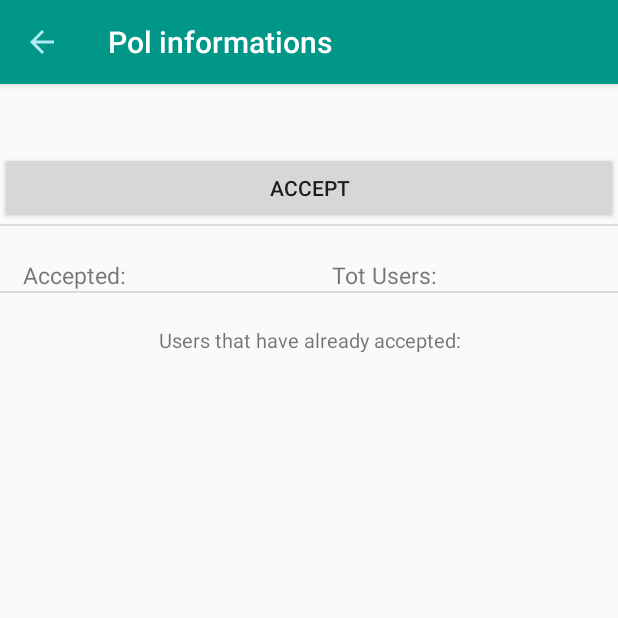
After one commit to sia4/MAD_Project_Group21_2017, an Android app: the PolActivity screen opened directly, with no data from a screen before it, on a phone screen of 412 x 824 dp, the top half of it. The commit adds this screen. Run offline under Robolectric (Android 15) with nearby library versions, the phone set to English and light mode, and no system bars; our stand-ins replace Firebase (no records; nobody signed in at launch, a user with empty details on screens opened directly).

Commit message:
Luca 06/05 17.35 -implementati i pols

```diff
--- a/app/src/main/AndroidManifest.xml
+++ b/app/src/main/AndroidManifest.xml
@@ -14,7 +14,6 @@
         android:required="true" />
 
     <uses-permission android:name="android.permission.WRITE_EXTERNAL_STORAGE" />
-
 
     <application
         android:allowBackup="true"
@@ -38,6 +37,7 @@
         <activity android:name=".MainActivity">
             <intent-filter>
                 <action android:name="android.intent.action.MAIN" />
+
                 <category android:name="android.intent.category.LAUNCHER" />
             </intent-filter>
         </activity>
@@ -93,6 +93,10 @@
         <activity
             android:name=".UserInformationActivity"
             android:label="@string/title_activity_user_information"
+            android:theme="@style/Theme.AppCompat.Light.NoActionBar" />
+        <activity
+            android:name=".PolActivity"
+            android:label="@string/title_activity_pol"
             android:theme="@style/Theme.AppCompat.Light.NoActionBar"></activity>
     </application>
 
--- /dev/null
+++ b/app/src/main/java/it/polito/mad/mad_app/PolActivity.java
@@ -0,0 +1,177 @@
+package it.polito.mad.mad_app;
+
+import android.content.Intent;
+import android.graphics.Color;
+import android.os.Bundle;
+import android.support.design.widget.FloatingActionButton;
+import android.support.design.widget.Snackbar;
+import android.support.v7.app.AppCompatActivity;
+import android.support.v7.widget.LinearLayoutManager;
+import android.support.v7.widget.RecyclerView;
+import android.support.v7.widget.Toolbar;
+import android.view.MenuItem;
+import android.view.View;
+import android.widget.Button;
+import android.widget.TextView;
+import android.widget.Toast;
+
+import com.google.firebase.auth.FirebaseAuth;
+import com.google.firebase.database.DataSnapshot;
+import com.google.firebase.database.DatabaseError;
+import com.google.firebase.database.DatabaseReference;
+import com.google.firebase.database.FirebaseDatabase;
+import com.google.firebase.database.ValueEventListener;
+
+import java.text.SimpleDateFormat;
+import java.util.ArrayList;
+import java.util.Calendar;
+import java.util.List;
+import java.util.Map;
+
+import it.polito.mad.mad_app.model.ActivityData;
+import it.polito.mad.mad_app.model.PolData;
+
+public class PolActivity extends AppCompatActivity {
+    private List<String> users = new ArrayList();
+    private String myname, mysurname;
+    @Override
+    protected void onCreate(Bundle savedInstanceState) {
+        super.onCreate(savedInstanceState);
+        setContentView(R.layout.activity_pol);
+        Toolbar toolbar = (Toolbar) findViewById(R.id.pol_toolbar);
+        setSupportActionBar(toolbar);
+        if (getSupportActionBar() != null) {
+            getSupportActionBar().setDisplayHomeAsUpEnabled(true);
+            getSupportActionBar().setTitle("Pol informations");
+        }
+        Intent i = getIntent();
+        final String GroupName = i.getStringExtra("groupName");
+        final String GroupId = i.getStringExtra("groupId");
+        final String PolId = i.getStringExtra("polId");
+        String text = i.getStringExtra("text");
+        System.out.println("INTENTTTTTTTTTTTTTT "+GroupName+" "+PolId+" "+GroupId);
+        TextView poltext = (TextView) findViewById(R.id.polText);
+        final TextView totusers = (TextView) findViewById(R.id.unvalue);
+        final TextView already = (TextView) findViewById(R.id.AlreadyAccepted);
+        final TextView acceptedusers = (TextView) findViewById(R.id.totvalue);
+        final Button button = (Button) findViewById(R.id.AcceptPropose);
+        poltext.setText(text);
+
+        RecyclerView userRecyclerView = (RecyclerView) findViewById(R.id.polUsersList);
+        userRecyclerView.setLayoutManager(new LinearLayoutManager(this));
+        final UsersAdapter uAdapter = new UsersAdapter(users);
+        userRecyclerView.setAdapter(uAdapter);
+
+        FirebaseDatabase database2 = FirebaseDatabase.getInstance();
+        DatabaseReference myRef2 = database2.getReference("Pols").child(GroupId).child(PolId).child("acceptsUsers");
+        myRef2.addValueEventListener(new ValueEventListener() {
+            @Override
+            public void onDataChange(DataSnapshot dataSnapshot) {
+
+                Map<String, Object> map2 = (Map<String, Object>) dataSnapshot.getValue();
+                System.out.println("POLLLLLLLLLLLLLLLLLLLL "+map2);
+                if(map2!=null) {
+                    for (final String k : map2.keySet()){
+                        if(FirebaseAuth.getInstance().getCurrentUser().getUid().equals(k)) {
+                            button.setVisibility(View.GONE);
+                            already.setVisibility(View.VISIBLE);
+                            already.setTextColor(Color.parseColor("#27B011"));
+                        }
+                       users.add((String)map2.get(k));
+                    }
+
+
+                    uAdapter.notifyDataSetChanged();
+                }
+                else{
+                    Toast.makeText(PolActivity.this, "no users found!", Toast.LENGTH_LONG).show();
+
+                }
+            }
+
+            @Override
+            public void onCancelled(DatabaseError error) {
+                // Failed to read value
+                //log.w(TAG, "Failed to read value.", error.toException());
+            }
+        });
+        DatabaseReference myRef3 = database2.getReference("Pols").child(GroupId).child(PolId);
+        myRef3.addValueEventListener(new ValueEventListener() {
+            @Override
+            public void onDataChange(DataSnapshot dataSnapshot) {
+
+                Map<String, Object> map2 = (Map<String, Object>) dataSnapshot.getValue();
+                System.out.println("POLLLLLLLLLLLLLLLLLLLL "+map2);
+                if(map2!=null) {
+                      totusers.setText((String)map2.get("usersNumber"));
+                      acceptedusers.setText((String)map2.get("acceptsNumber"));
+
+                }
+                else{
+                    Toast.makeText(PolActivity.this, "no users found!", Toast.LENGTH_LONG).show();
+
+                }
+            }
+
+            @Override
+            public void onCancelled(DatabaseError error) {
+                // Failed to read value
+                //log.w(TAG, "Failed to read value.", error.toException());
+            }
+        });
+
+
+        button.setOnClickListener(new View.OnClickListener() {
+            public void onClick(View v) {
+                final FirebaseDatabase database = FirebaseDatabase.getInstance();
+                DatabaseReference getMyName = database.getReference("Users").child(FirebaseAuth.getInstance().getCurrentUser().getUid());
+                getMyName.addValueEventListener(new ValueEventListener() {
+                    @Override
+                    public void onDataChange(DataSnapshot dataSnapshot) {
+                        Map <String, Object> mapname = (Map<String, Object>) dataSnapshot.getValue();
+                        System.out.println("mapnameeeeeeeeeeeeeeeeeeee"+mapname);
+                        if(mapname!=null) {
+                            myname = (String)mapname.get("name");
+                            mysurname = (String)mapname.get("surname");
+                            DatabaseReference PolRef = database.getReference("Pols").child(GroupId).child(PolId);
+                            PolRef.child("acceptsUsers").child(FirebaseAuth.getInstance().getCurrentUser().getUid()).setValue(myname+" "+mysurname);
+
+                            DatabaseReference ActRef = database.getReference("Activities").child(GroupId).push();
+                            ActRef.setValue(new ActivityData(myname+" "+mysurname, myname+" "+mysurname +" accepted the propose to leave group " + GroupName, new SimpleDateFormat("d MMM yyyy, HH:mm").format(Calendar.getInstance().getTime()), "leavegroup", PolId, GroupId));
+
+                        }
+
+                    }
+
+                    @Override
+                    public void onCancelled(DatabaseError databaseError) {
+
+                    }
+                });
+
+            }
+        });
+
+    }
+
+    public boolean onOptionsItemSelected(MenuItem item){
+        Intent i = getIntent();
+
+        String GroupName = i.getStringExtra("groupName");
+        String GroupId = i.getStringExtra("groupId");
+        switch(item.getItemId()){
+            case android.R.id.home:
+                Intent intent = new Intent(this, MainActivity.class);
+                intent.putExtra("groupName", GroupName);
+                intent.putExtra("groupId", GroupId);
+                intent.addFlags(Intent.FLAG_ACTIVITY_CLEAR_TOP);
+                startActivity(intent);
+                finish();
+                return true;
+            default:
+                return super.onOptionsItemSelected(item);
+        }
+
+
+    }
+}
--- /dev/null
+++ b/app/src/main/res/layout/activity_pol.xml
@@ -0,0 +1,112 @@
+<?xml version="1.0" encoding="utf-8"?>
+<android.support.design.widget.CoordinatorLayout xmlns:android="http://schemas.android.com/apk/res/android"
+    xmlns:app="http://schemas.android.com/apk/res-auto"
+    android:layout_width="match_parent"
+    android:layout_height="match_parent"
+    xmlns:tools="http://schemas.android.com/tools"
+    tools:context="it.polito.mad.mad_app.PolActivity">
+    <android.support.design.widget.AppBarLayout
+        android:id="@+id/insert_group_bar"
+        android:layout_width="match_parent"
+        android:layout_height="wrap_content"
+        android:theme="@style/AppTheme">
+
+        <android.support.v7.widget.Toolbar
+            android:id="@+id/pol_toolbar"
+            android:layout_width="match_parent"
+            android:layout_height="?attr/actionBarSize"
+            app:theme="@style/ToolbarTheme"
+            app:popupTheme="@style/PopupTheme"/>
+
+    </android.support.design.widget.AppBarLayout>
+
+    <include layout="@layout/content_pol" />
+    <LinearLayout
+        android:layout_width="match_parent"
+        android:layout_height="wrap_content"
+        android:layout_marginTop="52dp"
+        android:orientation="vertical">
+        <TextView
+            android:id="@+id/polText"
+            android:layout_width="match_parent"
+            android:layout_height="wrap_content"
+            android:gravity="center"
+            android:layout_marginTop="22dp"
+            android:textSize="20sp" />
+        <TextView
+            android:id="@+id/AlreadyAccepted"
+            android:layout_width="match_parent"
+            android:layout_height="wrap_content"
+            android:gravity="center"
+            android:text="you have already accepted"
+            android:visibility="gone"
+            android:textSize="15sp" />
+        <Button
+            android:id="@+id/AcceptPropose"
+            android:layout_width="match_parent"
+            android:layout_height="wrap_content"
+            android:layout_gravity="center"
+            android:text="Accept"/>
+        <View style="@style/Divider" />
+    <LinearLayout
+        android:layout_width="match_parent"
+        android:layout_height="wrap_content"
+        android:orientation="horizontal">
+        <TextView
+            android:id="@+id/untext"
+            android:layout_width="match_parent"
+            android:layout_height="wrap_content"
+            android:gravity="center"
+            android:layout_weight="1"
+            android:text="Accepted: "
+            android:layout_marginTop="22dp"
+            android:textSize="15sp" />
+        <TextView
+            android:id="@+id/unvalue"
+            android:layout_width="match_parent"
+            android:layout_height="wrap_content"
+            android:gravity="center"
+            android:layout_weight="1"
+            android:layout_marginTop="22dp"
+            android:textSize="15sp" />
+        <TextView
+            android:id="@+id/tottext"
+            android:layout_width="match_parent"
+            android:layout_weight="1"
+            android:text="Tot Users: "
+            android:layout_height="wrap_content"
+            android:gravity="center"
+            android:layout_marginTop="22dp"
+            android:textSize="15sp" />
+        <TextView
+            android:id="@+id/totvalue"
+            android:layout_width="match_parent"
+            android:layout_height="wrap_content"
+            android:gravity="center"
+            android:layout_weight="1"
+            android:layout_marginTop="22dp"
+            android:textSize="15sp" />
+    </LinearLayout>
+
+        <View style="@style/Divider" />
+        <TextView
+            android:id="@+id/polUsers"
+            android:layout_width="match_parent"
+            android:layout_height="wrap_content"
+            android:gravity="center"
+            android:layout_marginTop="22dp"
+            android:text="Users that have already accepted:"
+            android:textSize="13sp" />
+        <android.support.v7.widget.RecyclerView
+            android:id="@+id/polUsersList"
+            android:layout_width="match_parent"
+            android:layout_height="wrap_content"
+            android:layout_marginLeft="16sp"
+            android:layout_marginRight="16sp"
+            android:orientation="vertical"
+            android:scrollbars="vertical" />
+
+    </LinearLayout>
+
+
+</android.support.design.widget.CoordinatorLayout>
--- /dev/null
+++ b/app/src/main/res/layout/content_pol.xml
@@ -0,0 +1,11 @@
+<?xml version="1.0" encoding="utf-8"?>
+<android.support.constraint.ConstraintLayout xmlns:android="http://schemas.android.com/apk/res/android"
+    xmlns:app="http://schemas.android.com/apk/res-auto"
+    xmlns:tools="http://schemas.android.com/tools"
+    android:layout_width="match_parent"
+    android:layout_height="match_parent"
+    app:layout_behavior="@string/appbar_scrolling_view_behavior"
+    tools:context="it.polito.mad.mad_app.PolActivity"
+    tools:showIn="@layout/activity_pol">
+
+</android.support.constraint.ConstraintLayout>
--- a/app/src/main/res/values/strings.xml
+++ b/app/src/main/res/values/strings.xml
@@ -43,5 +43,6 @@
     <string name="invitation_title">AllaRomana: You are invited to join to a group!</string>
     <string name="invitation_cta">Download AllaRomana</string>
     <string name="title_activity_user_information">UserInformationActivity</string>
+    <string name="title_activity_pol">PolActivity</string>
 
 </resources>
```
Also changed, not shown: app/src/main/java/it/polito/mad/mad_app/ActivitiesFragment.java (+11 -0 lines), app/src/main/java/it/polito/mad/mad_app/GroupInfoActivity.java (+14 -2 lines), app/src/main/java/it/polito/mad/mad_app/model/PolData.java (added, +26 -0 lines).
